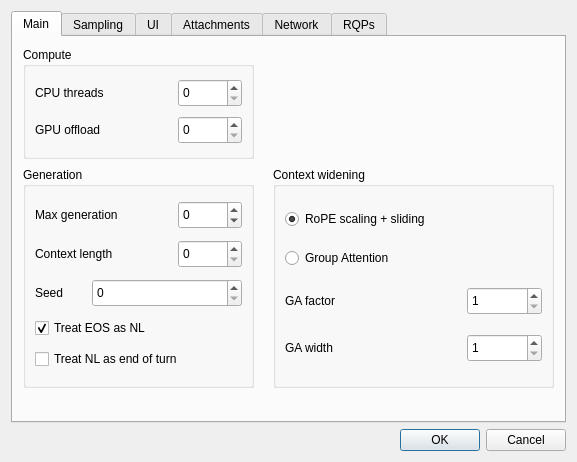
This is anna_graphica/settingsdialog.ui in matrixsmaster/ANNA as Qt 5 draws it before an edit. The edited form follows.
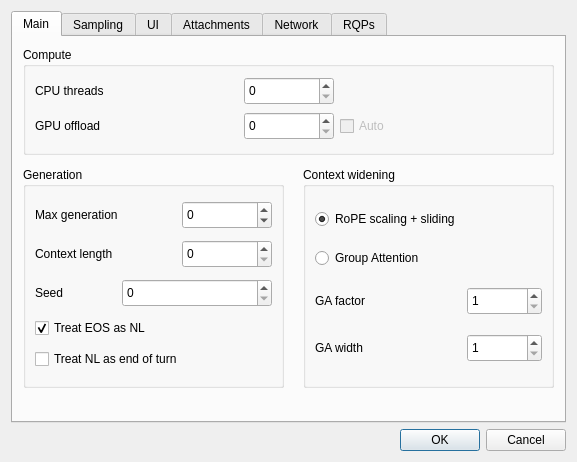
This is the edited form. Icons and pictures are not drawn.

Commit message: GUI: updated layout, AboutBox, BusyBox, Settings

Patch:
```diff
--- a/anna_graphica/settingsdialog.ui
+++ b/anna_graphica/settingsdialog.ui
@@ -50,24 +50,22 @@
         <rect>
          <x>10</x>
          <y>10</y>
-         <width>231</width>
-         <height>112</height>
+         <width>531</width>
+         <height>108</height>
         </rect>
        </property>
        <property name="title">
         <string>Compute</string>
        </property>
-       <layout class="QVBoxLayout" name="verticalLayout_4">
-        <item>
-         <layout class="QHBoxLayout" name="horizontalLayout_17">
-          <item>
+       <layout class="QGridLayout" name="gridLayout">
+        <item row="0" column="0">
            <widget class="QLabel" name="label_16">
             <property name="text">
              <string>CPU threads</string>
             </property>
            </widget>
           </item>
-          <item>
+        <item row="0" column="1" colspan="2">
            <widget class="QSpinBox" name="n_cpu">
             <property name="sizePolicy">
              <sizepolicy hsizetype="Fixed" vsizetype="Fixed">
@@ -83,7 +81,7 @@
             </property>
             <property name="maximumSize">
              <size>
-              <width>64</width>
+            <width>90</width>
               <height>28</height>
              </size>
             </property>
@@ -92,18 +90,14 @@
             </property>
            </widget>
           </item>
-         </layout>
-        </item>
-        <item>
-         <layout class="QHBoxLayout" name="horizontalLayout_18">
-          <item>
+        <item row="1" column="0">
            <widget class="QLabel" name="label_17">
             <property name="text">
              <string>GPU offload</string>
             </property>
            </widget>
           </item>
-          <item>
+        <item row="1" column="1">
            <widget class="QSpinBox" name="n_gpu">
             <property name="sizePolicy">
              <sizepolicy hsizetype="Fixed" vsizetype="Fixed">
@@ -119,7 +113,7 @@
             </property>
             <property name="maximumSize">
              <size>
-              <width>64</width>
+            <width>90</width>
               <height>28</height>
              </size>
             </property>
@@ -128,7 +122,15 @@
             </property>
            </widget>
           </item>
-         </layout>
+        <item row="1" column="2">
+         <widget class="QCheckBox" name="checkBox">
+          <property name="enabled">
+           <bool>false</bool>
+          </property>
+          <property name="text">
+           <string>Auto</string>
+          </property>
+         </widget>
         </item>
        </layout>
       </widget>
@@ -137,7 +139,7 @@
         <rect>
          <x>10</x>
          <y>130</y>
-         <width>231</width>
+         <width>261</width>
          <height>221</height>
         </rect>
        </property>
@@ -170,7 +172,7 @@
             </property>
             <property name="maximumSize">
              <size>
-              <width>64</width>
+              <width>90</width>
               <height>28</height>
              </size>
             </property>
@@ -209,7 +211,7 @@
             </property>
             <property name="maximumSize">
              <size>
-              <width>64</width>
+              <width>90</width>
               <height>28</height>
              </size>
             </property>
@@ -272,9 +274,9 @@
       <widget class="QGroupBox" name="groupBox_8">
        <property name="geometry">
         <rect>
-         <x>260</x>
+         <x>290</x>
          <y>130</y>
-         <width>281</width>
+         <width>251</width>
          <height>221</height>
         </rect>
        </property>
```
Lines whose indentation alone changed are shown as unchanged. The commit also changes 7 other files.
